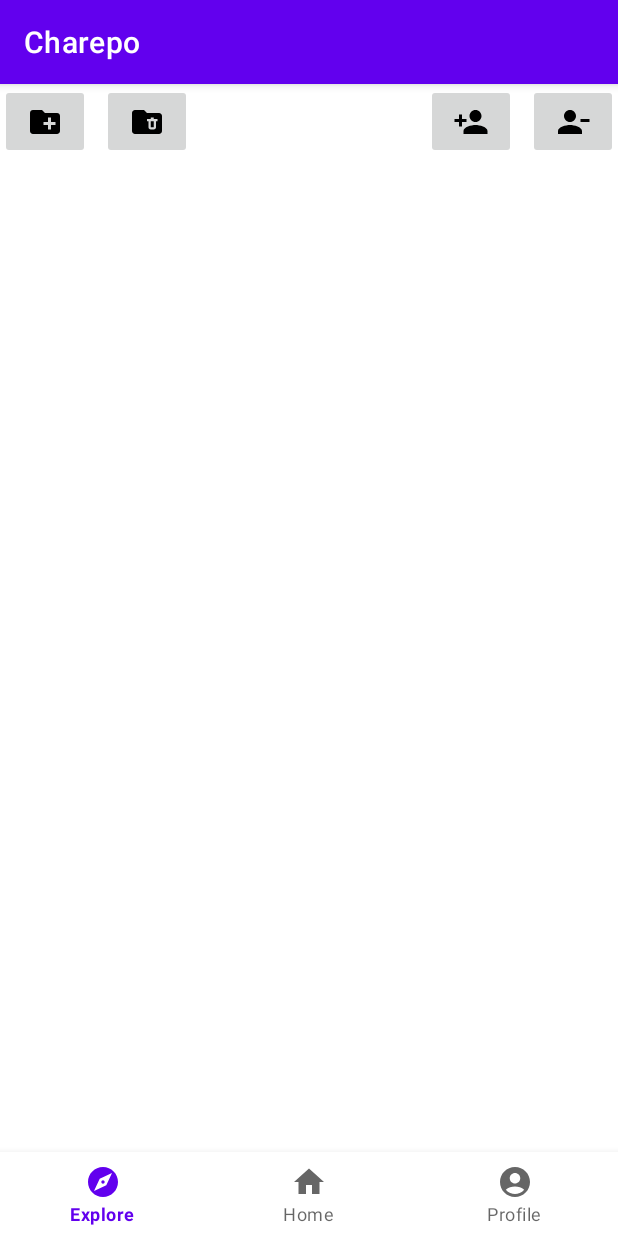
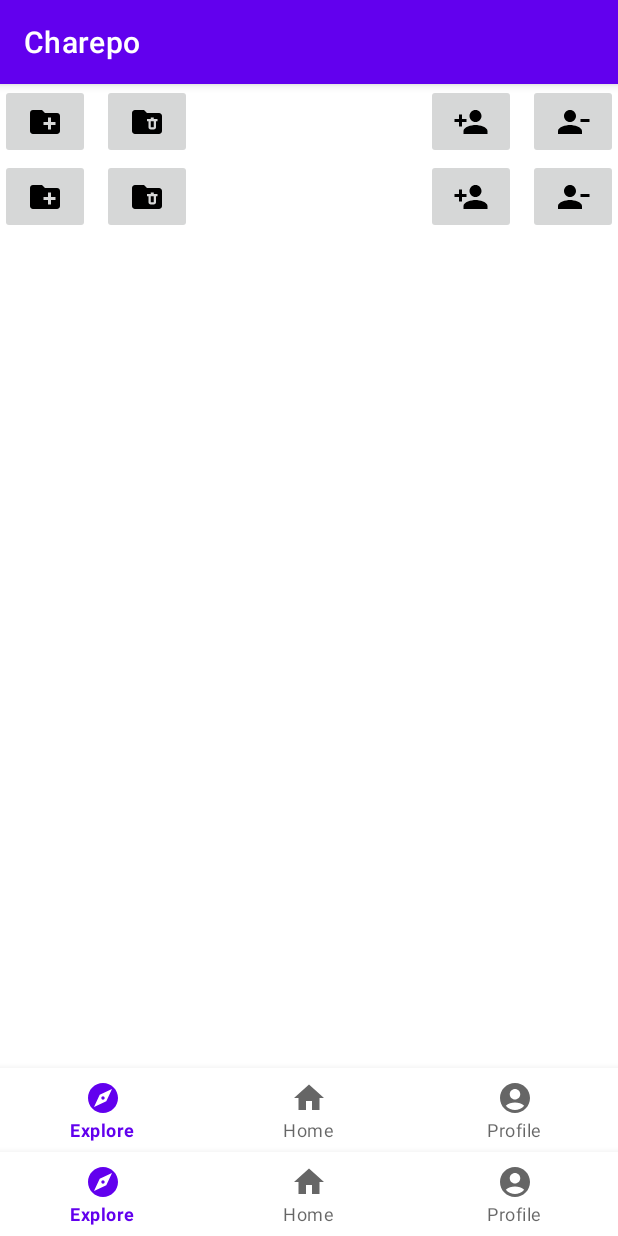
Before and after one commit to Charepo-2023/Charepo, an Android app: the MainActivity screen opened directly, with no data from a screen before it, on a phone screen of 412 x 824 dp. Run offline under Robolectric (Android 15) with nearby library versions, the light colour scheme and no system bars; 1 statement that could not run was skipped.

Commit message:
Attempt to create the fragment system

```diff
--- /dev/null
+++ b/app/src/main/java/com/example/charepo/HomeFragment.kt
@@ -0,0 +1,53 @@
+package com.example.charepo
+
+import android.content.Context
+import android.content.Intent
+import android.net.Uri
+import android.os.Bundle
+import android.os.Environment
+import android.provider.Settings
+import android.view.LayoutInflater
+import android.view.View
+import android.view.ViewGroup
+import androidx.activity.result.ActivityResult
+import androidx.activity.result.contract.ActivityResultContracts
+import androidx.fragment.app.Fragment
+
+class HomeFragment(private val context: Context): Fragment() {
+
+    override fun onCreate(savedInstanceState: Bundle?){
+        super.onCreate(savedInstanceState)
+    }
+
+    override fun onCreateView(
+        inflater: LayoutInflater,
+        container: ViewGroup?,
+        savedInstanceState: Bundle?
+    ): View? {
+        val view = inflater.inflate(R.layout.home_page,container,false)
+
+        val startForResult =
+            registerForActivityResult(ActivityResultContracts.StartActivityForResult()) { result: ActivityResult ->
+                showFiles(context)
+            }
+
+        if (!Environment.isExternalStorageManager()) {
+            val uri = Uri.parse("package:${BuildConfig.APPLICATION_ID}")
+            val i = Intent(Settings.ACTION_MANAGE_APP_ALL_FILES_ACCESS_PERMISSION, uri)
+            startForResult.launch(i)
+        } else {
+            showFiles(context)
+        }
+        return view
+    }
+
+    fun showFiles(context: Context) {
+        val intent = Intent(context, FileList::class.java)
+        val path = Environment.getExternalStorageDirectory().path
+        intent.putExtra("path", path)
+        startActivity(intent)
+
+    }
+
+
+}
--- a/app/src/main/java/com/example/charepo/MainActivity.kt
+++ b/app/src/main/java/com/example/charepo/MainActivity.kt
@@ -8,6 +8,8 @@ import android.net.Uri
 import androidx.appcompat.app.AppCompatActivity
 import android.os.Bundle
 import android.os.Environment
+import android.os.Handler
+import android.os.Looper
 import android.provider.Settings
 import android.util.Log
 import android.view.LayoutInflater
@@ -19,77 +21,43 @@ import android.widget.Toast
 import androidx.activity.result.ActivityResult
 import androidx.activity.result.contract.ActivityResultContracts
 import androidx.core.content.ContextCompat
+import androidx.fragment.app.Fragment
+import androidx.fragment.app.FragmentManager
 import com.google.android.material.bottomnavigation.BottomNavigationView
 
 
 class MainActivity : AppCompatActivity() {
+    override fun onCreate(savedInstanceState: Bundle?) {
+        super.onCreate(savedInstanceState)
+        setContentView(R.layout.activity_main)
 
-   val startForResult = registerForActivityResult(ActivityResultContracts.StartActivityForResult()){
-        result: ActivityResult ->
-           showFiles(this)
-    }
+        val fragmentManager: FragmentManager = supportFragmentManager
 
-    fun showFiles(context: Context){
-        val intent = Intent(context, FileList::class.java)
-        val path = Environment.getExternalStorageDirectory().path
-        intent.putExtra("path", path)
-        startActivity(intent)
+        val homeFragment: Fragment = HomeFragment(this)
+
+        //Make the navigation bar start on the home tab
+
+        val homeView = LayoutInflater.from(this).inflate(R.layout.home_page,null)
+        val navigationBar = homeView.findViewById<BottomNavigationView>(R.id.navigation_bar)
+        val addFolderBtn = homeView.findViewById<ImageButton>(R.id.add_folder_btn)
+
+        navigationBar.setOnItemSelectedListener { item ->
+            lateinit var fragment: Fragment
+            when(item.itemId){
+                R.id.home_tab -> fragment = homeFragment
+            }
+            fragmentManager.beginTransaction().replace(R.id.frame_layout,fragment).commit()
+            true
+        }
+        navigationBar.selectedItemId = R.id.home_tab
 
 
-    }
-
-    override fun onCreate(savedInstanceState: Bundle?) {
-        super.onCreate(savedInstanceState)
-        setContentView(R.layout.home_page)
-
-        //Make the navigation bar start on the home tab
-        val navigationBar = findViewById<BottomNavigationView>(R.id.navigation_bar)
-        val addFolderBtn = findViewById<ImageButton>(R.id.add_folder_btn)
-
-        if(!Environment.isExternalStorageManager()) {
-        val uri = Uri.parse("package:${BuildConfig.APPLICATION_ID}")
-        val i = Intent(Settings.ACTION_MANAGE_APP_ALL_FILES_ACCESS_PERMISSION, uri)
-        startForResult.launch(i)
-        }else{
-            showFiles(this)
-        }
-
-        addFolderBtn.setOnClickListener{
-            folderNamePopup(this)
-            Toast.makeText(this,"Button Clicked",Toast.LENGTH_LONG).show()
+        addFolderBtn.setOnClickListener {
+            Toast.makeText(this, "Button Clicked", Toast.LENGTH_LONG).show()
         }
 
     }
 
-}
-fun folderNamePopup(context: Context){
-   val nameBuilder = AlertDialog.Builder(context)
-    with(nameBuilder){
-        setTitle("Folder Name")
-        setMessage("Button Clicked")
-        show()
-    }
-
-    //nameBuilder.setTitle("Folder Name")
-
-//    val mView = LayoutInflater.from(MainActivity()).inflate(R.layout.folder_popup,null)
-//    val folderNameInput = mView.findViewById<EditText>(R.id.name_input)
-//    val cancelBtn = mView.findViewById<Button>(R.id.cancel_button)
-//    val okBtn = mView.findViewById<Button>(R.id.ok_button)
 
 
-//    nameBuilder.setView(mView)
-//    val popUp = nameBuilder.create()
-//
-//    okBtn.setOnClickListener{
-//        if (folderNameInput.text.isEmpty()){
-//            Toast.makeText(context, "Please enter a name!", Toast.LENGTH_LONG).show()
-//        }
-//    }
-//
-//    cancelBtn.setOnClickListener{
-//        popUp.dismiss()
-//    }
-    Toast.makeText(context, "Button pressed",Toast.LENGTH_LONG).show()
-//    popUp.show()
 }
--- a/app/src/main/res/layout/activity_main.xml
+++ b/app/src/main/res/layout/activity_main.xml
@@ -6,13 +6,57 @@
     android:layout_width="match_parent"
     android:layout_height="match_parent"
     tools:context=".MainActivity">
-    <TextView
-      android:layout_width="wrap_content"
-      android:layout_height="wrap_content"
-      android:text="Hello World!"
-      app:layout_constraintBottom_toBottomOf="parent"
-      app:layout_constraintStart_toStartOf="parent"
-      app:layout_constraintEnd_toEndOf="parent"
-      app:layout_constraintTop_toTopOf="parent" />
+    <ImageButton
+        android:id="@+id/add_folder_btn"
+        android:layout_width="60dp"
+        android:layout_height="50dp"
+        android:src="@drawable/create_folder"
+        app:layout_constraintStart_toStartOf="parent"
+        app:layout_constraintTop_toTopOf="parent" />
 
-  </androidx.constraintlayout.widget.ConstraintLayout>
+    <ImageButton
+        android:id="@+id/delete_folder_btn"
+        android:layout_width="60dp"
+        android:layout_height="50dp"
+        android:layout_marginStart="8dp"
+        android:src="@drawable/delete_folder"
+        app:layout_constraintStart_toEndOf="@+id/add_folder_btn"
+        app:layout_constraintTop_toTopOf="parent" />
+
+    <ImageButton
+        android:id="@+id/add_character_btn"
+        android:layout_width="60dp"
+        android:layout_height="50dp"
+        android:layout_marginEnd="8dp"
+        android:src="@drawable/add_character"
+        app:layout_constraintEnd_toStartOf="@+id/delete_character_btn"
+        app:layout_constraintTop_toTopOf="parent" />
+
+    <ImageButton
+        android:id="@+id/delete_character_btn"
+        android:layout_width="60dp"
+        android:layout_height="50dp"
+        android:src="@drawable/delete_character"
+        app:layout_constraintEnd_toEndOf="parent"
+        app:layout_constraintTop_toTopOf="parent" />
+
+    <FrameLayout
+        android:id="@+id/frame_layout"
+        android:layout_width="match_parent"
+        android:layout_height="0dp"
+        app:layout_constraintBottom_toTopOf="@+id/navigation_bar"
+        app:layout_constraintEnd_toEndOf="parent"
+        app:layout_constraintStart_toStartOf="parent"
+        app:layout_constraintTop_toBottomOf="@+id/delete_folder_btn">
+
+    </FrameLayout>
+
+    <com.google.android.material.bottomnavigation.BottomNavigationView
+        android:id="@+id/navigation_bar"
+        android:layout_width="match_parent"
+        android:layout_height="0dp"
+        app:layout_constraintBottom_toBottomOf="parent"
+        app:layout_constraintStart_toStartOf="parent"
+        app:menu="@menu/bottom_navigation_tabs"/>
+
+</androidx.constraintlayout.widget.ConstraintLayout>
--- a/app/src/main/res/layout/explore_page.xml
+++ b/app/src/main/res/layout/explore_page.xml
@@ -57,8 +57,7 @@
                 android:text="@string/owner"
                 app:layout_constraintBottom_toBottomOf="parent"
                 app:layout_constraintStart_toEndOf="@+id/charView"
-                app:layout_constraintTop_toBottomOf="@+id/textView"
-             />
+                app:layout_constraintTop_toBottomOf="@+id/character" />
 
 
         </androidx.constraintlayout.widget.ConstraintLayout>
--- a/app/src/main/res/values/strings.xml
+++ b/app/src/main/res/values/strings.xml
@@ -1,3 +1,5 @@
 <resources>
     <string name="app_name">Charepo</string>
+    <string name="owner">Owner</string>
+    <string name="charname">Character Name</string>
 </resources>
```
Also changed, not shown: app/src/main/java/com/example/charepo/FileListAdapter.kt (+19 -2 lines), app/src/main/res/layout/home_page.xml (+1 -8 lines), 95 other files.
